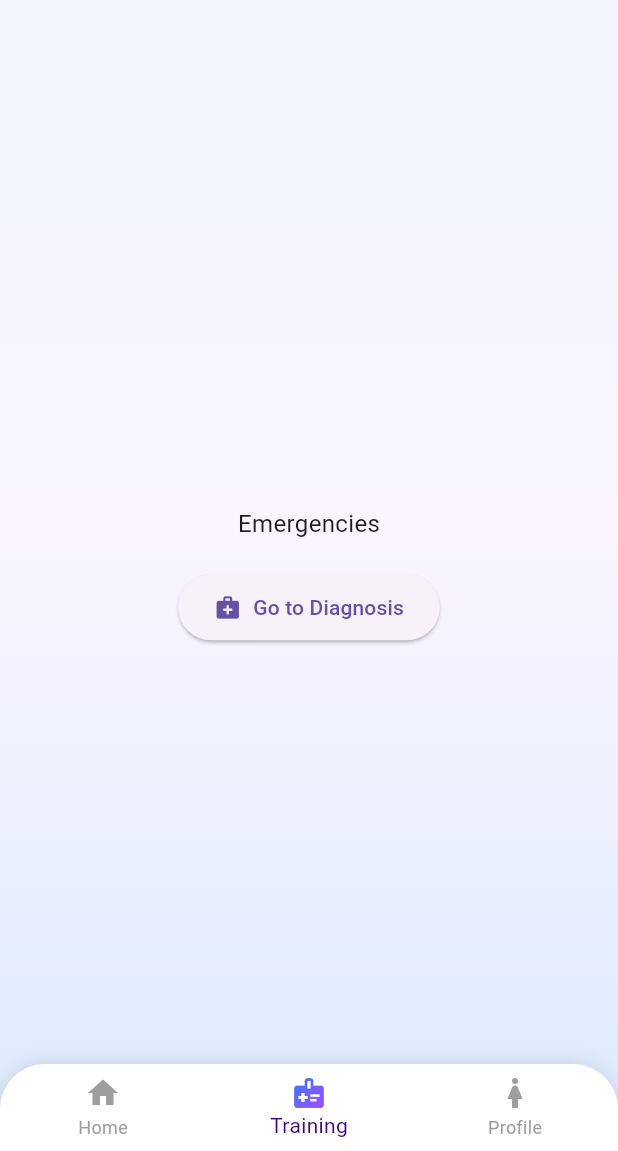
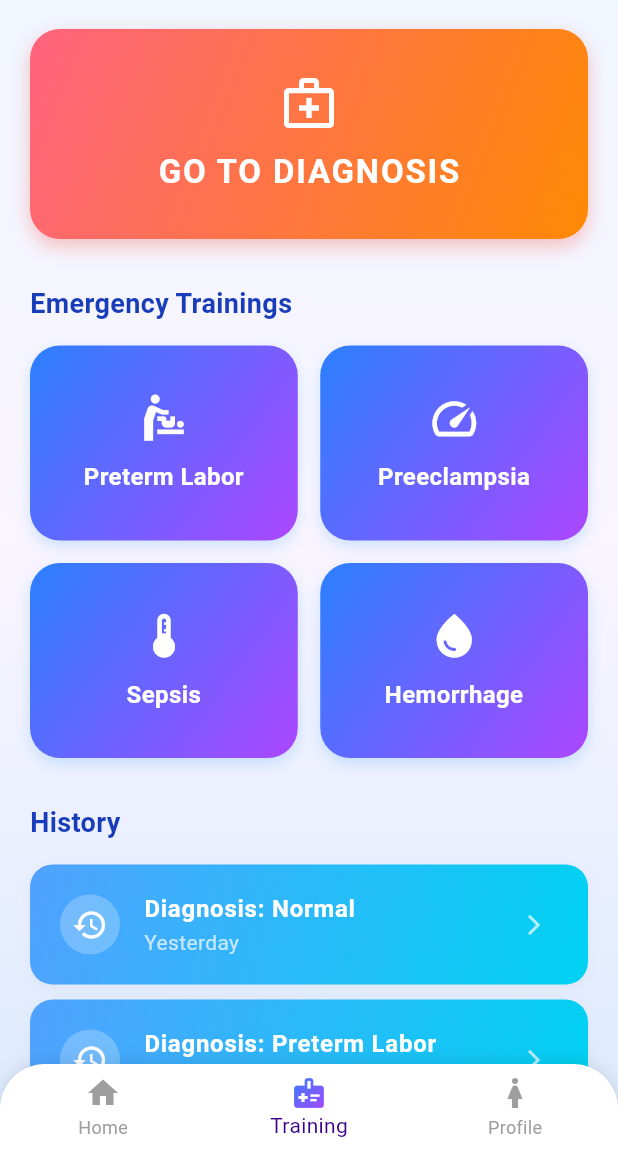
Before and after one commit to pulasthiBuddikaGit/PregAssist, a Flutter app: the screen it shows after launch, item 2 of the bottom bar chosen, on a phone screen of 412 x 824 dp, the part 85-1236 px from its top. Run offline on Flutter 3.47's test engine with Material 3 defaults, Android fonts, the phone set to English and light mode, and no system bars.

Commit message:
emergency dashboard ui changed

```diff
--- a/pregassist/lib/screens/nisalka/emergency_dashboard.dart
+++ b/pregassist/lib/screens/nisalka/emergency_dashboard.dart
@@ -16,18 +16,16 @@ class EmergencyDashboard extends StatelessWidget {
             Color(0xFFFAF5FF),
             Color(0xFFDBEAFE),
           ],
-          stops: [0.0, 0.5, 1.0], // Defines where the colors sit
+          stops: [0.0, 0.5, 1.0],
         ),
       ),
       child: Scaffold(
         // 2. Make Scaffold transparent so gradient shows through
-        backgroundColor: const Color.fromARGB(0, 255, 255, 255),
+        backgroundColor: Colors.transparent,
 
         appBar: AppBar(
-          // --- UPDATED: AppBar Gradient & Rounded Bottom ---
           flexibleSpace: Container(
             decoration: const BoxDecoration(
-              // The Gradient for the AppBar
               gradient: LinearGradient(
                 begin: Alignment.topLeft,
                 end: Alignment.bottomRight,
@@ -36,24 +34,15 @@ class EmergencyDashboard extends StatelessWidget {
                    Color(0xFFAC46FF),
                 ],
               ),
-              // Rounded Corners (Bottom only)
               borderRadius: BorderRadius.vertical(
                 bottom: Radius.circular(25),
               ),
             ),
           ),
-          // Set shape to transparent/null so flexibleSpace takes over clipping if needed
-          // or just rely on the Container's borderRadius above.
-          // Note: backgroundColor must be transparent.
           backgroundColor: Colors.transparent,
           elevation: 0,
 
-          // --- EXISTING PROPERTIES BELOW ---
-
-          // 1. UPDATED: Increase this value to make the logo area wider/bigger
           leadingWidth: 70,
-
-          // UPDATED: Adjusted logo container
           leading: Padding(
             padding: const EdgeInsets.only(left: 12.0),
             child: Image.asset(
@@ -62,48 +51,235 @@ class EmergencyDashboard extends StatelessWidget {
             ),
           ),
 
-          // 2. UPDATED: Title with Color, Bold, and Size
           title: const Text(
             "Emergency Training",
             style: TextStyle(
-              fontSize: 20,                // Bigger Size
-              fontWeight: FontWeight.bold, // Bold
-              // Changed to White so it is readable on the new Blue/Purple gradient
+              fontSize: 20,
+              fontWeight: FontWeight.bold,
               color: Colors.white,
             ),
           ),
-
           centerTitle: true,
         ),
 
-        // Removed 'const' because the button action is not constant
-        body: Center(
+        // --- NEW SCROLLABLE BODY ---
+        body: SingleChildScrollView(
+          padding: const EdgeInsets.all(20.0),
           child: Column(
-            mainAxisAlignment: MainAxisAlignment.center, // Vertically center content
+            crossAxisAlignment: CrossAxisAlignment.start,
             children: [
-              const Text(
-                "Emergencies",
-                style: TextStyle(fontSize: 16),
+
+              // 1. BIG DIAGNOSIS BUTTON
+              Container(
+                width: double.infinity,
+                height: 140, // Big box size
+                decoration: BoxDecoration(
+                  borderRadius: BorderRadius.circular(20),
+                  // Pink/Orange Gradient for high visibility
+                  gradient: const LinearGradient(
+                    begin: Alignment.topLeft,
+                    end: Alignment.bottomRight,
+                    colors: [
+                      Color(0xFFFF637E), // Pink
+                      Color(0xFFFF8904), // Orange
+                    ],
+                  ),
+                  boxShadow: [
+                    BoxShadow(
+                      color: Colors.red.withOpacity(0.3),
+                      blurRadius: 10,
+                      offset: const Offset(0, 5),
+                    ),
+                  ],
+                ),
+                child: Material(
+                  color: Colors.transparent,
+                  child: InkWell(
+                    borderRadius: BorderRadius.circular(20),
+                    onTap: () {
+                       Navigator.pushNamed(context, '/EmergencyDiagnosis');
+                    },
+                    child: Column(
+                      mainAxisAlignment: MainAxisAlignment.center,
+                      children: const [
+                        Icon(Icons.medical_services_outlined, size: 40, color: Colors.white),
+                        SizedBox(height: 10),
+                        Text(
+                          "GO TO DIAGNOSIS",
+                          style: TextStyle(
+                            color: Colors.white,
+                            fontSize: 22,
+                            fontWeight: FontWeight.bold,
+                            letterSpacing: 1.2,
+                          ),
+                        ),
+                      ],
+                    ),
+                  ),
+                ),
               ),
 
-              const SizedBox(height: 20), // Adds space between text and button
+              const SizedBox(height: 30),
 
-              ElevatedButton.icon(
-                icon: const Icon(Icons.medical_services), // Adds a nice icon
-                label: const Text("Go to Diagnosis"),
-                style: ElevatedButton.styleFrom(
-                  padding: const EdgeInsets.symmetric(horizontal: 24, vertical: 12),
+              // 2. EMERGENCY TRAININGS TITLE
+              const Text(
+                "Emergency Trainings",
+                style: TextStyle(
+                  fontSize: 18,
+                  fontWeight: FontWeight.bold,
+                  color: Color(0xFF193CB8),
                 ),
-                onPressed: () {
-                  // This triggers the route defined in main.dart
-                  // The Bottom Navigation Bar will disappear on the new screen
-                  Navigator.pushNamed(context, '/EmergencyDiagnosis');
-                },
               ),
+              const SizedBox(height: 15),
+
+              // 3. THE 4 BOXES (2 Top, 2 Below)
+              Column(
+                children: [
+                  Row(
+                    children: [
+                      Expanded(child: _buildTrainingBox("Preterm Labor", Icons.baby_changing_station)),
+                      const SizedBox(width: 15),
+                      Expanded(child: _buildTrainingBox("Preeclampsia", Icons.speed)),
+                    ],
+                  ),
+                  const SizedBox(height: 15),
+                  Row(
+                    children: [
+                      Expanded(child: _buildTrainingBox("Sepsis", Icons.thermostat)),
+                      const SizedBox(width: 15),
+                      Expanded(child: _buildTrainingBox("Hemorrhage", Icons.water_drop)),
+                    ],
+                  ),
+                ],
+              ),
+
+              const SizedBox(height: 30),
+
+              // 4. HISTORY TITLE
+              const Text(
+                "History",
+                style: TextStyle(
+                  fontSize: 18,
+                  fontWeight: FontWeight.bold,
+                  color: Color(0xFF193CB8),
+                ),
+              ),
+              const SizedBox(height: 15),
+
+              // 5. HISTORY DROP BOXES (One by One)
+              _buildHistoryBox("Diagnosis: Normal", "Yesterday"),
+              const SizedBox(height: 10),
+              _buildHistoryBox("Diagnosis: Preterm Labor", "Last Week"),
+              const SizedBox(height: 10),
+              _buildHistoryBox("Diagnosis: Normal", "2 Weeks Ago"),
+
+              // Extra space at bottom so navigation bar doesn't cover content
+              const SizedBox(height: 100),
             ],
           ),
         ),
       ),
     );
   }
+
+  // --- HELPER WIDGET 1: Training Box (Square Cube) ---
+  Widget _buildTrainingBox(String title, IconData icon) {
+    return Container(
+      height: 130, // Makes it square-ish
+      decoration: BoxDecoration(
+        borderRadius: BorderRadius.circular(20),
+        // Blue/Purple Gradient
+        gradient: const LinearGradient(
+          begin: Alignment.topLeft,
+          end: Alignment.bottomRight,
+          colors: [
+            Color(0xFF2B80FF),
+            Color(0xFFAC46FF),
+          ],
+        ),
+        boxShadow: [
+          BoxShadow(
+            color: Colors.blue.withOpacity(0.2),
+            blurRadius: 8,
+            offset: const Offset(0, 4),
+          ),
+        ],
+      ),
+      child: Material(
+        color: Colors.transparent,
+        child: InkWell(
+          borderRadius: BorderRadius.circular(20),
+          onTap: () { print("Tapped $title"); },
+          child: Padding(
+            padding: const EdgeInsets.all(16.0),
+            child: Column(
+              mainAxisAlignment: MainAxisAlignment.center,
+              children: [
+                Icon(icon, size: 35, color: Colors.white),
+                const SizedBox(height: 10),
+                Text(
+                  title,
+                  textAlign: TextAlign.center,
+                  style: const TextStyle(
+                    color: Colors.white,
+                    fontWeight: FontWeight.bold,
+                    fontSize: 16,
+                  ),
+                ),
+              ],
+            ),
+          ),
+        ),
+      ),
+    );
+  }
+
+  // --- HELPER WIDGET 2: History Drop Box (Wide Strip) ---
+  Widget _buildHistoryBox(String title, String subtitle) {
+    return Container(
+      padding: const EdgeInsets.all(4), // Padding for the border/container
+      decoration: BoxDecoration(
+        borderRadius: BorderRadius.circular(15),
+        // Blue/Purple Gradient
+        gradient: const LinearGradient(
+          begin: Alignment.topLeft,
+          end: Alignment.bottomRight,
+          colors: [
+            Color(0xFF51A2FF),
+            Color(0xFF00D2F2),
+          ],
+        ),
+        boxShadow: [
+          BoxShadow(
+            color: Colors.grey.withOpacity(0.1),
+            blurRadius: 5,
+            offset: const Offset(0, 2),
+          ),
+        ],
+      ),
+      child: ListTile(
+        leading: Container(
+          padding: const EdgeInsets.all(8),
+          decoration: const BoxDecoration(
+            color: Colors.white24, // Semi-transparent white circle
+            shape: BoxShape.circle,
+          ),
+          child: const Icon(Icons.history, color: Colors.white),
+        ),
+        title: Text(
+          title,
+          style: const TextStyle(
+            color: Colors.white,
+            fontWeight: FontWeight.bold,
+            fontSize: 16
+          ),
+        ),
+        subtitle: Text(
+          subtitle,
+          style: const TextStyle(color: Colors.white70),
+        ),
+        trailing: const Icon(Icons.arrow_forward_ios, color: Colors.white70, size: 16),
+      ),
+    );
+  }
 }
```
